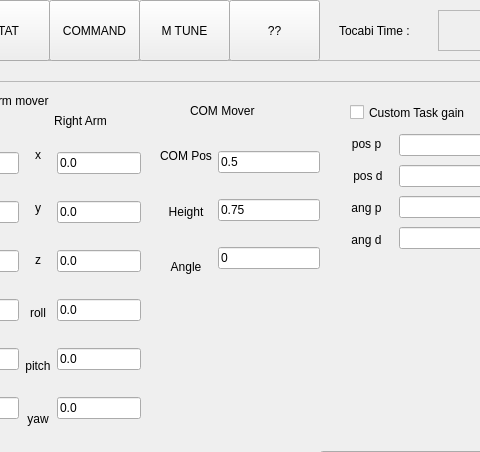
This is tocabi_gui/src/tocabi_gui.ui in saga0619/dyros_tocabi as Qt 5 draws it before an edit; both pictures show x 131 to 611 and y 0 to 452 of the 1280 by 800 pixel window. The edited form follows.
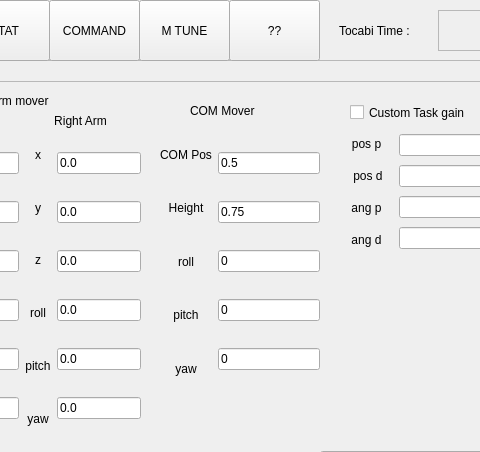
This is the edited form.

The edit to the form file:
```diff
--- a/tocabi_gui/src/tocabi_gui.ui
+++ b/tocabi_gui/src/tocabi_gui.ui
@@ -2099,7 +2099,7 @@
         <x>280</x>
         <y>50</y>
         <width>160</width>
-        <height>161</height>
+        <height>261</height>
        </rect>
       </property>
       <layout class="QHBoxLayout" name="horizontalLayout_5">
@@ -2128,7 +2128,27 @@
          <item>
           <widget class="QLabel" name="label_87">
            <property name="text">
-            <string>Angle</string>
+            <string>roll</string>
+           </property>
+           <property name="alignment">
+            <set>Qt::AlignCenter</set>
+           </property>
+          </widget>
+         </item>
+         <item>
+          <widget class="QLabel" name="label_90">
+           <property name="text">
+            <string>pitch</string>
+           </property>
+           <property name="alignment">
+            <set>Qt::AlignCenter</set>
+           </property>
+          </widget>
+         </item>
+         <item>
+          <widget class="QLabel" name="label_89">
+           <property name="text">
+            <string>yaw</string>
            </property>
            <property name="alignment">
             <set>Qt::AlignCenter</set>
@@ -2154,7 +2174,21 @@
           </widget>
          </item>
          <item>
-          <widget class="QLineEdit" name="com_angle">
+          <widget class="QLineEdit" name="com_roll">
+           <property name="text">
+            <string>0</string>
+           </property>
+          </widget>
+         </item>
+         <item>
+          <widget class="QLineEdit" name="com_pitch">
+           <property name="text">
+            <string>0</string>
+           </property>
+          </widget>
+         </item>
+         <item>
+          <widget class="QLineEdit" name="com_yaw">
            <property name="text">
             <string>0</string>
            </property>
```
